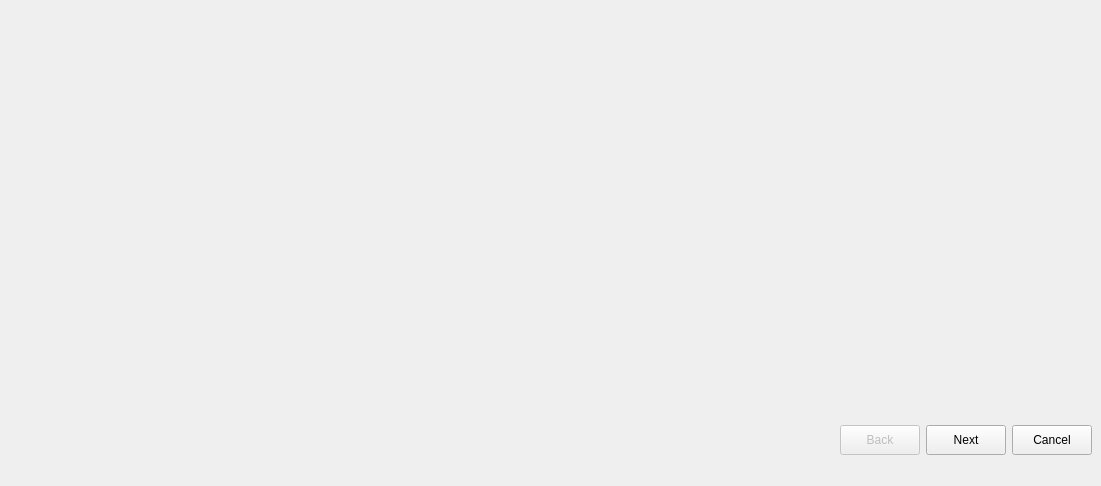
Old version of the form atlas/ui/importer/extractionImporter/ExtractionImportDialog.ui in the repository KJNeko/Atlas.
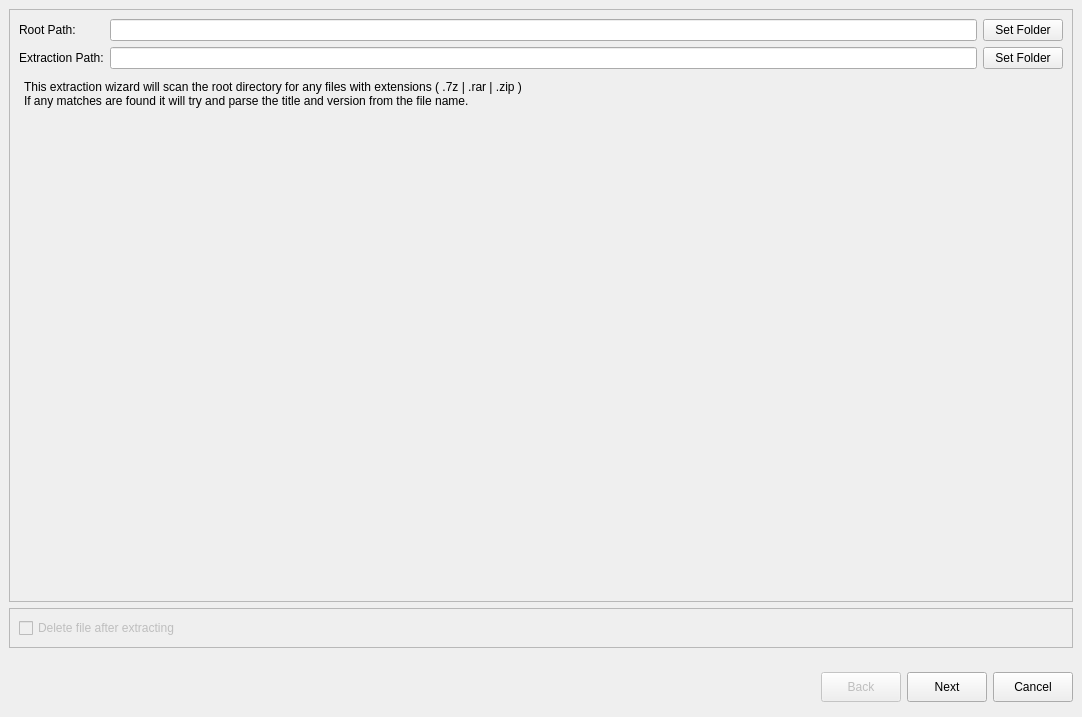
New version of the form.

Commit message: updated extraction dialog, fixed qss alpha bug for rgba

```diff
--- a/atlas/ui/importer/extractionImporter/ExtractionImportDialog.ui
+++ b/atlas/ui/importer/extractionImporter/ExtractionImportDialog.ui
@@ -6,22 +6,43 @@
    <rect>
     <x>0</x>
     <y>0</y>
-    <width>1101</width>
-    <height>486</height>
+    <width>1082</width>
+    <height>717</height>
    </rect>
   </property>
+  <property name="sizePolicy">
+   <sizepolicy hsizetype="Expanding" vsizetype="Preferred">
+    <horstretch>0</horstretch>
+    <verstretch>0</verstretch>
+   </sizepolicy>
+  </property>
+  <property name="minimumSize">
+   <size>
+    <width>1082</width>
+    <height>717</height>
+   </size>
+  </property>
   <property name="windowTitle">
    <string>Dialog</string>
   </property>
+  <layout class="QGridLayout" name="gridLayout_2">
+   <property name="leftMargin">
+    <number>0</number>
+   </property>
+   <property name="topMargin">
+    <number>0</number>
+   </property>
+   <property name="rightMargin">
+    <number>0</number>
+   </property>
+   <property name="bottomMargin">
+    <number>0</number>
+   </property>
+   <property name="spacing">
+    <number>0</number>
+   </property>
+   <item row="1" column="0">
   <widget class="QWidget" name="widget" native="true">
-   <property name="geometry">
-    <rect>
-     <x>10</x>
-     <y>410</y>
-     <width>1082</width>
-     <height>60</height>
-    </rect>
-   </property>
    <property name="sizePolicy">
     <sizepolicy hsizetype="Preferred" vsizetype="Maximum">
      <horstretch>0</horstretch>
@@ -105,16 +126,178 @@
     </item>
    </layout>
   </widget>
-  <widget class="QWidget" name="widget_2" native="true">
-   <property name="geometry">
-    <rect>
-     <x>69</x>
-     <y>49</y>
-     <width>1011</width>
-     <height>301</height>
-    </rect>
-   </property>
-  </widget>
+   </item>
+   <item row="0" column="0">
+    <widget class="QStackedWidget" name="exImportGames">
+     <property name="sizePolicy">
+      <sizepolicy hsizetype="Expanding" vsizetype="Preferred">
+       <horstretch>0</horstretch>
+       <verstretch>0</verstretch>
+      </sizepolicy>
+     </property>
+     <widget class="QWidget" name="page1" native="true">
+      <layout class="QGridLayout" name="gridLayout">
+       <item row="1" column="0" colspan="2">
+        <widget class="QFrame" name="frame">
+         <property name="frameShape">
+          <enum>QFrame::StyledPanel</enum>
+         </property>
+         <property name="frameShadow">
+          <enum>QFrame::Raised</enum>
+         </property>
+         <layout class="QVBoxLayout" name="verticalLayout">
+          <item>
+           <widget class="QCheckBox" name="checkBox">
+            <property name="enabled">
+             <bool>false</bool>
+            </property>
+            <property name="text">
+             <string>Delete file after extracting</string>
+            </property>
+           </widget>
+          </item>
+         </layout>
+        </widget>
+       </item>
+       <item row="0" column="0" colspan="2">
+        <widget class="QFrame" name="frame_2">
+         <property name="frameShape">
+          <enum>QFrame::StyledPanel</enum>
+         </property>
+         <property name="frameShadow">
+          <enum>QFrame::Raised</enum>
+         </property>
+         <layout class="QGridLayout" name="gridLayout_3">
+          <item row="0" column="0">
+           <widget class="QLabel" name="label">
+            <property name="text">
+             <string>Root Path:</string>
+            </property>
+           </widget>
+          </item>
+          <item row="0" column="1">
+           <widget class="QLineEdit" name="rootPath"/>
+          </item>
+          <item row="0" column="2">
+           <widget class="QPushButton" name="btnSetRoot">
+            <property name="text">
+             <string>Set Folder</string>
+            </property>
+           </widget>
+          </item>
+          <item row="1" column="0">
+           <widget class="QLabel" name="label_2">
+            <property name="text">
+             <string>Extraction Path:</string>
+            </property>
+           </widget>
+          </item>
+          <item row="1" column="1">
+           <widget class="QLineEdit" name="extractionPath"/>
+          </item>
+          <item row="1" column="2">
+           <widget class="QPushButton" name="btnSetExtPath">
+            <property name="text">
+             <string>Set Folder</string>
+            </property>
+           </widget>
+          </item>
+          <item row="2" column="0" colspan="3">
+           <widget class="QTextEdit" name="textEdit">
+            <property name="styleSheet">
+             <string notr="true">background-color:transparent;</string>
+            </property>
+            <property name="html">
+             <string>&lt;!DOCTYPE HTML PUBLIC &quot;-//W3C//DTD HTML 4.0//EN&quot; &quot;http://www.w3.org/TR/REC-html40/strict.dtd&quot;&gt;
+&lt;html&gt;&lt;head&gt;&lt;meta name=&quot;qrichtext&quot; content=&quot;1&quot; /&gt;&lt;meta charset=&quot;utf-8&quot; /&gt;&lt;style type=&quot;text/css&quot;&gt;
+p, li { white-space: pre-wrap; }
+hr { height: 1px; border-width: 0; }
+li.unchecked::marker { content: &quot;\2610&quot;; }
+li.checked::marker { content: &quot;\2612&quot;; }
+&lt;/style&gt;&lt;/head&gt;&lt;body style=&quot; font-family:'Segoe UI'; font-size:9pt; font-weight:400; font-style:normal;&quot;&gt;
+&lt;p style=&quot; margin-top:0px; margin-bottom:0px; margin-left:0px; margin-right:0px; -qt-block-indent:0; text-indent:0px;&quot;&gt;This extraction wizard will scan the root directory for any files with extensions ( .7z | .rar | .zip )&lt;/p&gt;
+&lt;p style=&quot; margin-top:0px; margin-bottom:0px; margin-left:0px; margin-right:0px; -qt-block-indent:0; text-indent:0px;&quot;&gt;If any matches are found it will try and parse the title and version from the file name. &lt;/p&gt;&lt;/body&gt;&lt;/html&gt;</string>
+            </property>
+           </widget>
+          </item>
+         </layout>
+        </widget>
+       </item>
+      </layout>
+     </widget>
+     <widget class="QWidget" name="page2">
+      <property name="sizePolicy">
+       <sizepolicy hsizetype="Expanding" vsizetype="Preferred">
+        <horstretch>0</horstretch>
+        <verstretch>0</verstretch>
+       </sizepolicy>
+      </property>
+      <layout class="QGridLayout" name="gridLayout_4">
+       <item row="0" column="0">
+        <widget class="QFrame" name="frame_5">
+         <property name="sizePolicy">
+          <sizepolicy hsizetype="Expanding" vsizetype="Preferred">
+           <horstretch>0</horstretch>
+           <verstretch>0</verstretch>
+          </sizepolicy>
+         </property>
+         <property name="frameShape">
+          <enum>QFrame::StyledPanel</enum>
+         </property>
+         <property name="frameShadow">
+          <enum>QFrame::Raised</enum>
+         </property>
+         <layout class="QVBoxLayout" name="verticalLayout_7">
+          <property name="leftMargin">
+           <number>9</number>
+          </property>
+          <property name="topMargin">
+           <number>9</number>
+          </property>
+          <property name="rightMargin">
+           <number>9</number>
+          </property>
+          <property name="bottomMargin">
+           <number>9</number>
+          </property>
+          <item>
+           <widget class="QLabel" name="label_3">
+            <property name="font">
+             <font>
+              <pointsize>14</pointsize>
+             </font>
+            </property>
+            <property name="text">
+             <string>Ready to Import</string>
+            </property>
+           </widget>
+          </item>
+          <item>
+           <widget class="QLabel" name="label_5">
+            <property name="text">
+             <string>This wizard is ready to import the games below. Please review the list to confirm that the correct games will be imported,and make any necessary changes. Change the game names in the Name column or remove items with the Delete key
+Hover over the column headers for help text</string>
+            </property>
+            <property name="wordWrap">
+             <bool>true</bool>
+            </property>
+           </widget>
+          </item>
+          <item>
+           <widget class="QTableWidget" name="exGames">
+            <property name="alternatingRowColors">
+             <bool>true</bool>
+            </property>
+           </widget>
+          </item>
+         </layout>
+        </widget>
+       </item>
+      </layout>
+     </widget>
+    </widget>
+   </item>
+  </layout>
  </widget>
  <resources/>
  <connections/>
```
Lines whose indentation alone changed are shown as unchanged. The commit also changes 7 other files.
